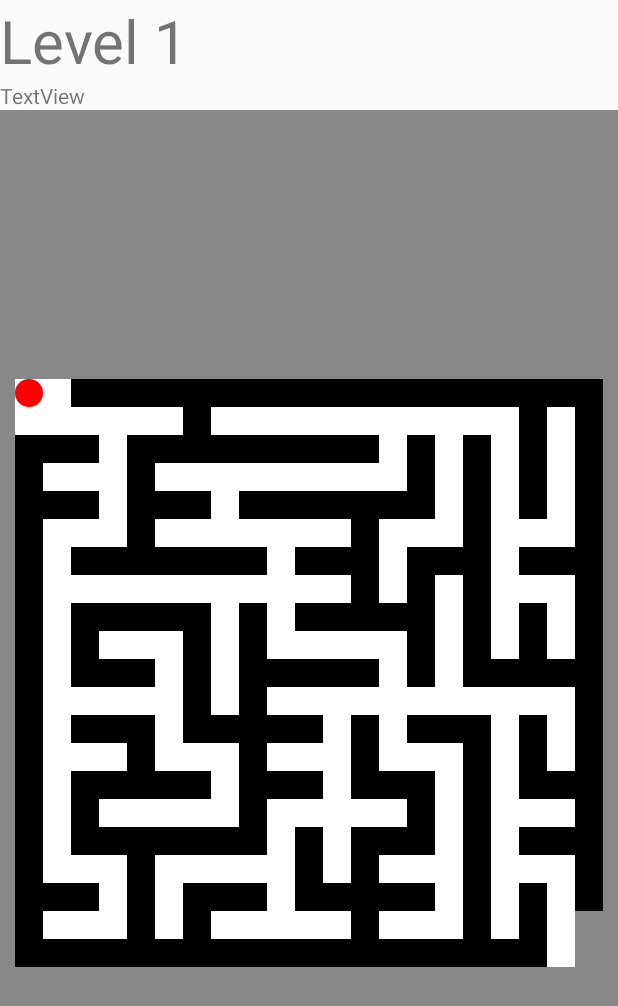
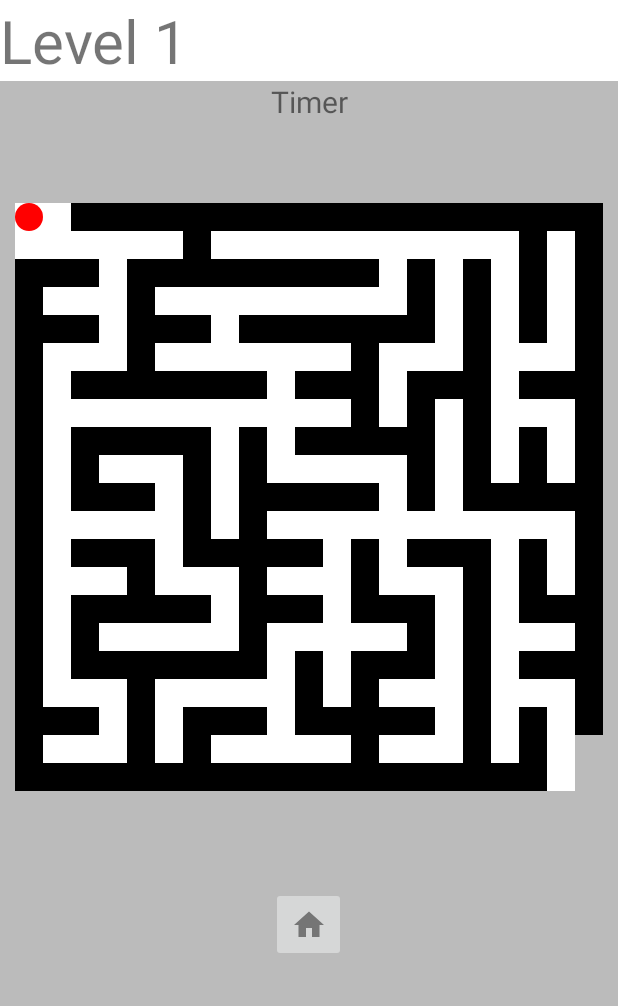
Before and after one commit to TechPiranja/Kugellabyrinth, an Android app: the GameActivity screen opened directly, with no data from a screen before it, on a phone screen of 412 x 824 dp. Shown: the top 1006 px of the screen. Run offline under Robolectric (Android 15) with nearby library versions, the phone set to English and light mode, and no system bars.

Commit message:
fixed scoreboard bug from menuscreen
also improved app design

```diff
--- a/app/src/main/java/com/example/kugellabyrinth/GameActivity.java
+++ b/app/src/main/java/com/example/kugellabyrinth/GameActivity.java
@@ -11,6 +11,7 @@ import androidx.appcompat.widget.Toolbar;
 import android.os.Handler;
 import android.view.Menu;
 import android.view.MenuItem;
+import android.widget.ImageButton;
 import android.widget.TextView;
 
 public class GameActivity extends AppCompatActivity implements EventListener{
@@ -43,6 +44,12 @@ public class GameActivity extends AppCompatActivity implements EventListener{
         setContentView(R.layout.activity_game);
         timerTextView = findViewById(R.id.timerTextView);
         soundPlayer = SoundPlayer.getInstance(this);
+        Intent menuScreen = new Intent(this, MenuActivity.class);
+
+        final ImageButton openMenu = findViewById(R.id.openMenu);
+        openMenu.setOnClickListener(v -> {
+            startActivity(menuScreen);
+        });
     }
 
     public void StartTimer() {
--- a/app/src/main/java/com/example/kugellabyrinth/GameView.java
+++ b/app/src/main/java/com/example/kugellabyrinth/GameView.java
@@ -110,7 +110,6 @@ public class GameView extends View {
     @Override
     protected void onDraw(Canvas canvas) {
         super.onDraw(canvas);
-        canvas.drawColor(Color.GRAY);
 
         int width = getWidth();
         int height = getHeight();
--- a/app/src/main/java/com/example/kugellabyrinth/MenuActivity.java
+++ b/app/src/main/java/com/example/kugellabyrinth/MenuActivity.java
@@ -57,6 +57,7 @@ public class MenuActivity extends AppCompatActivity{
 
         final Button openScoreboard = findViewById(R.id.openScoreboard);
         openScoreboard.setOnClickListener(v -> {
+            scoreBoardScreen.putExtra("ACTION","Refresh-List");
             startActivity(scoreBoardScreen);
         });
     }
--- a/app/src/main/java/com/example/kugellabyrinth/ScoreboardActivity.java
+++ b/app/src/main/java/com/example/kugellabyrinth/ScoreboardActivity.java
@@ -9,7 +9,6 @@ import android.widget.ListView;
 
 import androidx.annotation.RequiresApi;
 import androidx.appcompat.app.AppCompatActivity;
-import androidx.appcompat.widget.Toolbar;
 
 public class ScoreboardActivity extends AppCompatActivity implements EventListener{
 
--- /dev/null
+++ b/app/src/main/res/drawable-anydpi/menu.xml
@@ -0,0 +1,11 @@
+<vector xmlns:android="http://schemas.android.com/apk/res/android"
+    android:width="24dp"
+    android:height="24dp"
+    android:viewportWidth="24"
+    android:viewportHeight="24"
+    android:tint="#333333"
+    android:alpha="0.6">
+  <path
+      android:fillColor="@android:color/white"
+      android:pathData="M10,20v-6h4v6h5v-8h3L12,3 2,12h3v8z"/>
+</vector>
--- a/app/src/main/res/layout/activity_game.xml
+++ b/app/src/main/res/layout/activity_game.xml
@@ -4,6 +4,7 @@
     xmlns:tools="http://schemas.android.com/tools"
     android:layout_width="match_parent"
     android:layout_height="match_parent"
+    android:background="#bbb"
     tools:context=".GameActivity">
     <LinearLayout
         android:layout_width="match_parent"
@@ -14,6 +15,7 @@
             android:id="@+id/gameTitle"
             android:layout_width="match_parent"
             android:layout_height="wrap_content"
+            android:background="@color/cardview_light_background"
             android:textSize="40dp"
             android:text="Level 1" />
 
@@ -21,12 +23,22 @@
             android:id="@+id/timerTextView"
             android:layout_width="match_parent"
             android:layout_height="wrap_content"
-            android:text="TextView" />
+            android:gravity="center"
+            android:textSize="20dp"
+            android:text="Timer" />
 
         <fragment
             android:id="@+id/fragment"
             android:name="com.example.kugellabyrinth.GameFieldFragment"
             android:layout_width="wrap_content"
-            android:layout_height="wrap_content" />
+            android:layout_height="500dp" />
+
+        <ImageButton
+            android:id="@+id/openMenu"
+            android:layout_width="50dp"
+            android:layout_height="50dp"
+            android:layout_gravity="center"
+            android:layout_marginTop="10dp"
+            android:src="@drawable/menu" />
     </LinearLayout>
 </androidx.coordinatorlayout.widget.CoordinatorLayout>
```
Also changed, not shown: app/src/main/res/drawable-hdpi/menu.png (added), app/src/main/res/drawable-mdpi/menu.png (added), app/src/main/res/drawable-xhdpi/menu.png (added), app/src/main/res/drawable-xxhdpi/menu.png (added).
